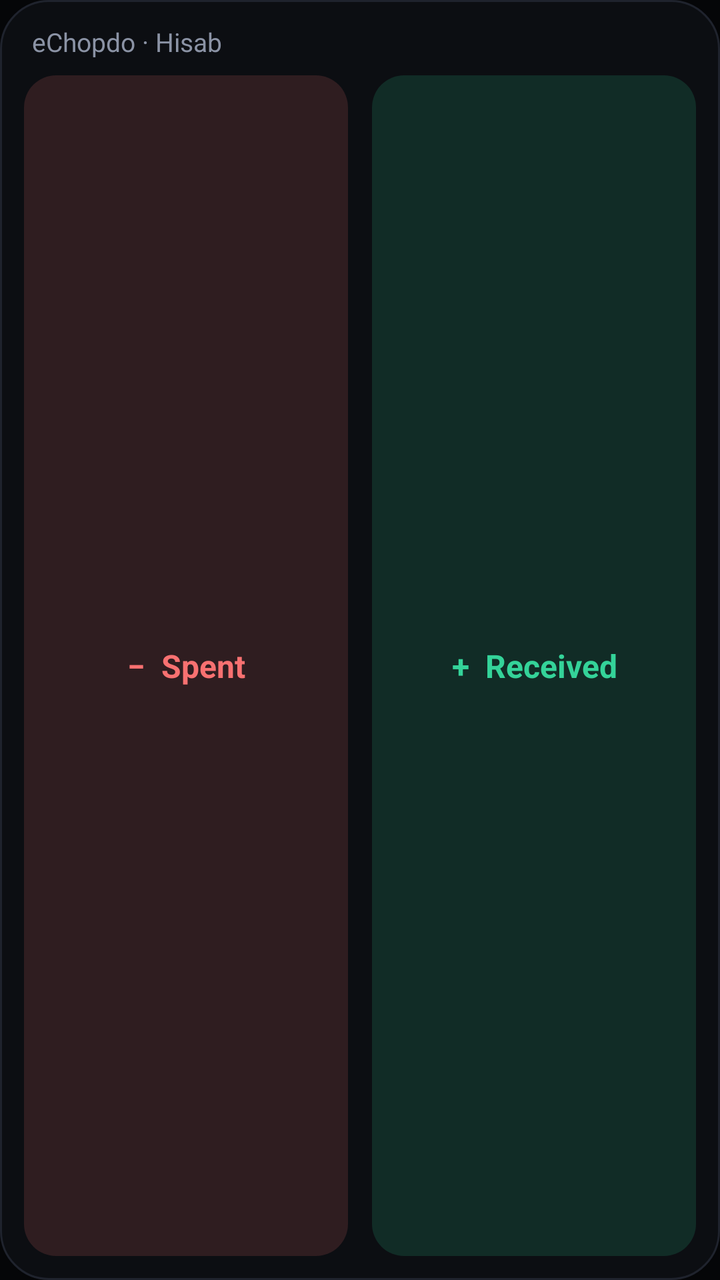
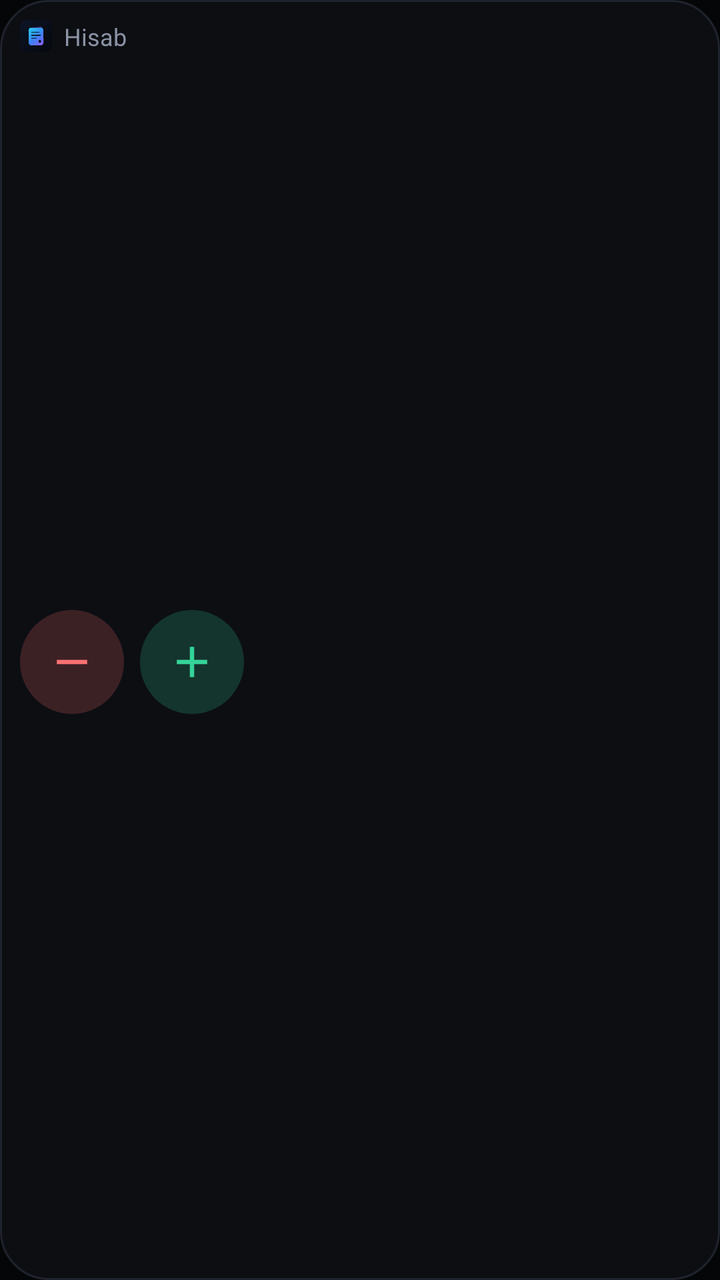

The first picture is an Android layout as it rendered before a commit; the second is the same layout after the commit. The layout source and the unified diff follow.
<!-- AndroidManifest.xml: application theme Theme.EChopdo -->
<!-- res/layout/widget_quick.xml -->
<?xml version="1.0" encoding="utf-8"?>
<LinearLayout xmlns:android="http://schemas.android.com/apk/res/android"
    android:id="@+id/wRoot"
    android:layout_width="match_parent"
    android:layout_height="match_parent"
    android:background="@drawable/widget_bg"
    android:orientation="vertical"
    android:padding="12dp">

    <TextView
        android:id="@+id/wTitle"
        android:layout_width="match_parent"
        android:layout_height="wrap_content"
        android:paddingStart="4dp"
        android:paddingBottom="8dp"
        android:maxLines="1"
        android:ellipsize="end"
        android:text="eChopdo · Hisab"
        android:textColor="@color/muted"
        android:textSize="13sp" />

    <LinearLayout
        android:id="@+id/wButtons"
        android:layout_width="match_parent"
        android:layout_height="0dp"
        android:layout_weight="1"
        android:minHeight="44dp"
        android:orientation="horizontal">

        <TextView
            android:id="@+id/wOut"
            android:layout_width="0dp"
            android:layout_height="match_parent"
            android:layout_weight="1"
            android:layout_marginEnd="6dp"
            android:background="@drawable/widget_btn_out"
            android:gravity="center"
            android:text="−  Spent"
            android:textColor="@color/neg"
            android:textSize="16sp"
            android:textStyle="bold" />

        <TextView
            android:id="@+id/wIn"
            android:layout_width="0dp"
            android:layout_height="match_parent"
            android:layout_weight="1"
            android:layout_marginStart="6dp"
            android:background="@drawable/widget_btn_in"
            android:gravity="center"
            android:text="+  Received"
            android:textColor="@color/pos"
            android:textSize="16sp"
            android:textStyle="bold" />
    </LinearLayout>

    <LinearLayout
        android:id="@+id/wPresets"
        android:layout_width="match_parent"
        android:layout_height="40dp"
        android:layout_marginTop="8dp"
        android:orientation="horizontal"
        android:visibility="gone">
        <TextView android:id="@+id/p0" style="@style/WidgetChip" />
        <TextView android:id="@+id/p1" style="@style/WidgetChip" />
        <TextView android:id="@+id/p2" style="@style/WidgetChip" />
        <TextView android:id="@+id/p3" style="@style/WidgetChip" />
    </LinearLayout>

    <TextView
        android:id="@+id/wPair"
        android:layout_width="match_parent"
        android:layout_height="0dp"
        android:layout_weight="1"
        android:background="@drawable/widget_chip"
        android:gravity="center"
        android:text="Tap to pair with eChopdo"
        android:textColor="@color/accent"
        android:textSize="15sp"
        android:visibility="gone" />
</LinearLayout>
<!-- resources referenced by this layout -->
<resources>
  <color name="accent">#60a5fa</color>
  <color name="muted">#8b93a5</color>
  <color name="neg">#f87171</color>
  <color name="pos">#34d399</color>
  <!-- drawable widget_bg (drawable) -->
  <?xml version="1.0" encoding="utf-8"?>
  <shape xmlns:android="http://schemas.android.com/apk/res/android" android:shape="rectangle">
      <solid android:color="#F20d0f14" />
      <corners android:radius="24dp" />
      <stroke android:width="1dp" android:color="#1f232d" />
  </shape>
  <!-- drawable widget_btn_in (drawable) -->
  <?xml version="1.0" encoding="utf-8"?>
  <shape xmlns:android="http://schemas.android.com/apk/res/android" android:shape="rectangle">
      <solid android:color="#2634d399" />
      <corners android:radius="16dp" />
  
  </shape>
  <!-- drawable widget_btn_out (drawable) -->
  <?xml version="1.0" encoding="utf-8"?>
  <shape xmlns:android="http://schemas.android.com/apk/res/android" android:shape="rectangle">
      <solid android:color="#26f87171" />
      <corners android:radius="16dp" />
  
  </shape>
  <!-- drawable widget_chip (drawable) -->
  <?xml version="1.0" encoding="utf-8"?>
  <shape xmlns:android="http://schemas.android.com/apk/res/android" android:shape="rectangle">
      <solid android:color="#14171f" />
      <corners android:radius="14dp" />
      <stroke android:width="1dp" android:color="#1f232d" />
  </shape>
  <color name="text">#e6e8ee</color>
  <color name="bg">#050608</color>
  <!-- unchanged entries left out for length: 2 -->
</resources>

<!-- the commit's change to res/layout/widget_quick.xml (unified diff, before → after) -->
@@ -5,66 +5,98 @@
     android:layout_height="match_parent"
     android:background="@drawable/widget_bg"
     android:orientation="vertical"
-    android:padding="12dp">
+    android:padding="10dp">
 
-    <TextView
-        android:id="@+id/wTitle"
+    <LinearLayout
+        android:id="@+id/wHeader"
         android:layout_width="match_parent"
         android:layout_height="wrap_content"
-        android:paddingStart="4dp"
-        android:paddingBottom="8dp"
-        android:maxLines="1"
-        android:ellipsize="end"
-        android:text="eChopdo · Hisab"
-        android:textColor="@color/muted"
-        android:textSize="13sp" />
+        android:gravity="center_vertical"
+        android:orientation="horizontal">
+        <ImageView
+            android:layout_width="16dp"
+            android:layout_height="16dp"
+            android:src="@drawable/splash" />
+        <TextView
+            android:id="@+id/wTitle"
+            android:layout_width="0dp"
+            android:layout_height="wrap_content"
+            android:layout_weight="1"
+            android:layout_marginStart="6dp"
+            android:maxLines="1"
+            android:ellipsize="end"
+            android:text="Hisab"
+            android:textColor="@color/muted"
+            android:textSize="12sp" />
+        <TextView
+            android:id="@+id/wBadge"
+            android:layout_width="wrap_content"
+            android:layout_height="20dp"
+            android:background="@drawable/widget_badge"
+            android:gravity="center"
+            android:paddingStart="8dp"
+            android:paddingEnd="8dp"
+            android:text="3 to add"
+            android:textColor="@color/bg"
+            android:textSize="11sp"
+            android:textStyle="bold"
+            android:visibility="gone" />
+    </LinearLayout>
 
     <LinearLayout
         android:id="@+id/wButtons"
         android:layout_width="match_parent"
         android:layout_height="0dp"
         android:layout_weight="1"
-        android:minHeight="44dp"
+        android:layout_marginTop="6dp"
+        android:gravity="center_vertical"
+        android:minHeight="52dp"
         android:orientation="horizontal">
-
-        <TextView
+        <ImageView
             android:id="@+id/wOut"
+            android:layout_width="52dp"
+            android:layout_height="52dp"
+            android:background="@drawable/widget_circle_out"
+            android:contentDescription="Spent"
+            android:padding="13dp"
+            android:src="@drawable/ic_w_out" />
+        <ImageView
+            android:id="@+id/wIn"
+            android:layout_width="52dp"
+            android:layout_height="52dp"
+            android:layout_marginStart="8dp"
+            android:background="@drawable/widget_circle_in"
+            android:contentDescription="Received"
+            android:padding="13dp"
+            android:src="@drawable/ic_w_in" />
+        <LinearLayout
+            android:id="@+id/wPresets"
             android:layout_width="0dp"
-            android:layout_height="match_parent"
-            android:layout_weight="1"
-            android:layout_marginEnd="6dp"
-            android:background="@drawable/widget_btn_out"
-            android:gravity="center"
-            android:text="−  Spent"
-            android:textColor="@color/neg"
-            android:textSize="16sp"
-            android:textStyle="bold" />
-
-        <TextView
-            android:id="@+id/wIn"
-            android:layout_width="0dp"
-            android:layout_height="match_parent"
+            android:layout_height="44dp"
             android:layout_weight="1"
             android:layout_marginStart="6dp"
-            android:background="@drawable/widget_btn_in"
-            android:gravity="center"
-            android:text="+  Received"
-            android:textColor="@color/pos"
-            android:textSize="16sp"
-            android:textStyle="bold" />
+            android:orientation="horizontal"
+            android:visibility="gone">
+            <TextView android:id="@+id/p0" style="@style/WidgetChip" />
+            <TextView android:id="@+id/p1" style="@style/WidgetChip" />
+            <TextView android:id="@+id/p2" style="@style/WidgetChip" />
+        </LinearLayout>
     </LinearLayout>
 
     <LinearLayout
-        android:id="@+id/wPresets"
+        android:id="@+id/wCaps"
         android:layout_width="match_parent"
-        android:layout_height="40dp"
-        android:layout_marginTop="8dp"
-        android:orientation="horizontal"
+        android:layout_height="wrap_content"
+        android:orientation="vertical"
         android:visibility="gone">
-        <TextView android:id="@+id/p0" style="@style/WidgetChip" />
-        <TextView android:id="@+id/p1" style="@style/WidgetChip" />
-        <TextView android:id="@+id/p2" style="@style/WidgetChip" />
-        <TextView android:id="@+id/p3" style="@style/WidgetChip" />
+        <LinearLayout android:id="@+id/c0" style="@style/WidgetCapRow">
+            <TextView android:id="@+id/c0t" style="@style/WidgetCapText" />
+            <TextView android:id="@+id/c0a" style="@style/WidgetCapAction" />
+        </LinearLayout>
+        <LinearLayout android:id="@+id/c1" style="@style/WidgetCapRow">
+            <TextView android:id="@+id/c1t" style="@style/WidgetCapText" />
+            <TextView android:id="@+id/c1a" style="@style/WidgetCapAction" />
+        </LinearLayout>
     </LinearLayout>
 
     <TextView
@@ -76,6 +108,6 @@
         android:gravity="center"
         android:text="Tap to pair with eChopdo"
         android:textColor="@color/accent"
-        android:textSize="15sp"
+        android:textSize="14sp"
         android:visibility="gone" />
 </LinearLayout>
<!-- resource entries referenced after the edit -->
@@ -2,28 +2,29 @@
 <resources>
   <color name="accent">#60a5fa</color>
   <color name="muted">#8b93a5</color>
-  <color name="neg">#f87171</color>
-  <color name="pos">#34d399</color>
+  <!-- drawable ic_w_in (drawable) -->
+  <?xml version="1.0" encoding="utf-8"?>
+  <vector xmlns:android="http://schemas.android.com/apk/res/android" android:width="24dp" android:height="24dp" android:viewportWidth="24" android:viewportHeight="24">
+      <path android:fillColor="#34d399" android:pathData="M11,5h2v6h6v2h-6v6h-2v-6H5v-2h6z" />
+  </vector>
+  <!-- drawable ic_w_out (drawable) -->
+  <?xml version="1.0" encoding="utf-8"?>
+  <vector xmlns:android="http://schemas.android.com/apk/res/android" android:width="24dp" android:height="24dp" android:viewportWidth="24" android:viewportHeight="24">
+      <path android:fillColor="#f87171" android:pathData="M5,11h14v2H5z" />
+  </vector>
+  <!-- drawable splash: png bitmap (drawable-nodpi, 118241 bytes) -->
+  <!-- drawable widget_badge (drawable) -->
+  <?xml version="1.0" encoding="utf-8"?>
+  <shape xmlns:android="http://schemas.android.com/apk/res/android" android:shape="rectangle">
+      <solid android:color="#60a5fa" />
+      <corners android:radius="10dp" />
+  </shape>
   <!-- drawable widget_bg (drawable) -->
   <?xml version="1.0" encoding="utf-8"?>
   <shape xmlns:android="http://schemas.android.com/apk/res/android" android:shape="rectangle">
       <solid android:color="#F20d0f14" />
       <corners android:radius="24dp" />
       <stroke android:width="1dp" android:color="#1f232d" />
-  </shape>
-  <!-- drawable widget_btn_in (drawable) -->
-  <?xml version="1.0" encoding="utf-8"?>
-  <shape xmlns:android="http://schemas.android.com/apk/res/android" android:shape="rectangle">
-      <solid android:color="#2634d399" />
-      <corners android:radius="16dp" />
-  
-  </shape>
-  <!-- drawable widget_btn_out (drawable) -->
-  <?xml version="1.0" encoding="utf-8"?>
-  <shape xmlns:android="http://schemas.android.com/apk/res/android" android:shape="rectangle">
-      <solid android:color="#26f87171" />
-      <corners android:radius="16dp" />
-  
   </shape>
   <!-- drawable widget_chip (drawable) -->
   <?xml version="1.0" encoding="utf-8"?>
@@ -32,6 +33,46 @@
       <corners android:radius="14dp" />
       <stroke android:width="1dp" android:color="#1f232d" />
   </shape>
+  <!-- drawable widget_circle_in (drawable) -->
+  <?xml version="1.0" encoding="utf-8"?>
+  <shape xmlns:android="http://schemas.android.com/apk/res/android" android:shape="oval">
+      <solid android:color="#3334d399" />
+  </shape>
+  <!-- drawable widget_circle_out (drawable) -->
+  <?xml version="1.0" encoding="utf-8"?>
+  <shape xmlns:android="http://schemas.android.com/apk/res/android" android:shape="oval">
+      <solid android:color="#33f87171" />
+  </shape>
+  <style name="WidgetCapAction">
+          <item name="android:layout_width">wrap_content</item>
+          <item name="android:layout_height">match_parent</item>
+          <item name="android:gravity">center</item>
+          <item name="android:paddingStart">12dp</item>
+          <item name="android:paddingEnd">12dp</item>
+          <item name="android:maxLines">1</item>
+          <item name="android:textColor">@color/accent</item>
+          <item name="android:textSize">12sp</item>
+          <item name="android:textStyle">bold</item>
+      </style>
+  <style name="WidgetCapRow">
+          <item name="android:layout_width">match_parent</item>
+          <item name="android:layout_height">36dp</item>
+          <item name="android:layout_marginTop">6dp</item>
+          <item name="android:background">@drawable/widget_chip</item>
+          <item name="android:gravity">center_vertical</item>
+          <item name="android:orientation">horizontal</item>
+          <item name="android:paddingStart">10dp</item>
+          <item name="android:visibility">gone</item>
+      </style>
+  <style name="WidgetCapText">
+          <item name="android:layout_width">0dp</item>
+          <item name="android:layout_height">wrap_content</item>
+          <item name="android:layout_weight">1</item>
+          <item name="android:maxLines">1</item>
+          <item name="android:ellipsize">end</item>
+          <item name="android:textColor">@color/text</item>
+          <item name="android:textSize">12sp</item>
+      </style>
   <color name="text">#e6e8ee</color>
   <color name="bg">#050608</color>
   <!-- unchanged entries left out for length: 2 -->
